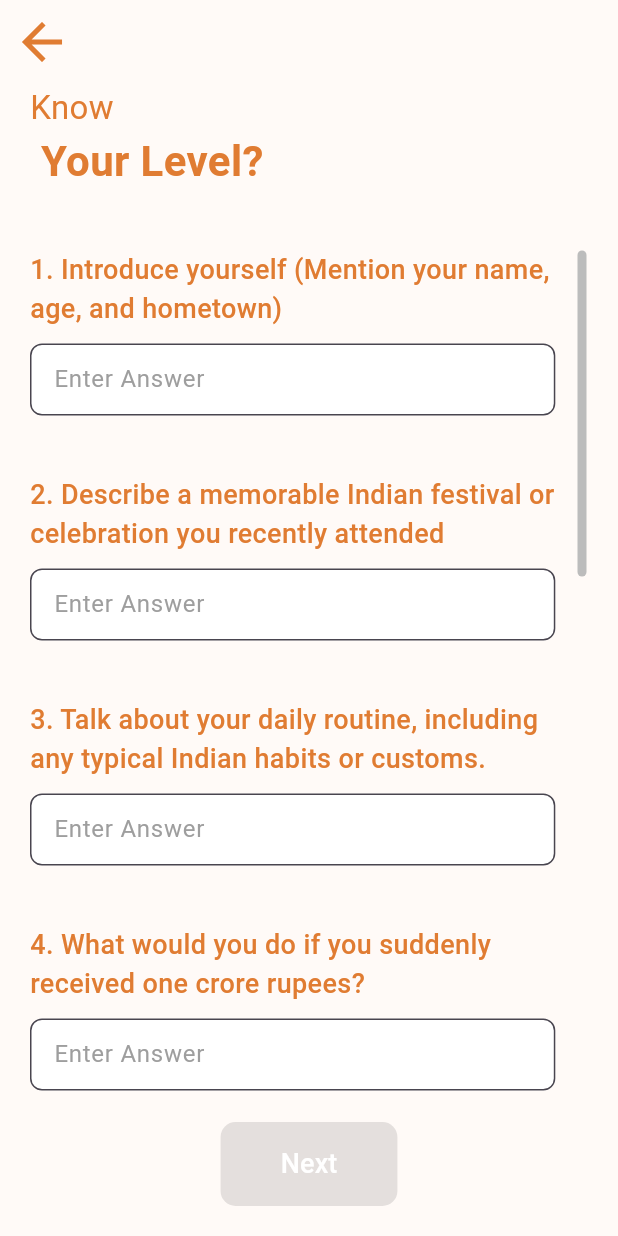
After one commit to sapatmohit/SpeakNinja, a Flutter app: the KnowYourLevelScreen screen opened directly, on a phone screen of 412 x 824 dp. The commit adds this screen. Run offline on Flutter 3.47's test engine with Material 3 defaults, Android fonts, the phone set to English and light mode, and no system bars; our stand-ins replace flutter_tts, font_awesome_flutter, image_picker, speech_to_text.

Commit message:
Know your level questionnaire and results added

```diff
--- /dev/null
+++ b/lib/level_questionnaire.dart
@@ -0,0 +1,171 @@
+import 'package:flutter/material.dart';
+import 'result_level.dart';  // Import the separate file
+
+class KnowYourLevelScreen extends StatefulWidget {
+  @override
+  _KnowYourLevelScreenState createState() => _KnowYourLevelScreenState();
+}
+
+class _KnowYourLevelScreenState extends State<KnowYourLevelScreen> {
+  final List<String> questions = [
+    "Introduce yourself (Mention your name, age, and hometown)",
+    "Describe a memorable Indian festival or celebration you recently attended",
+    "Talk about your daily routine, including any typical Indian habits or customs.",
+    "What would you do if you suddenly received one crore rupees?",
+    "Share an experience you had while travelling in India",
+    "What is your favorite Indian dish and why?",
+    "Describe a challenging situation you faced and how you overcame it.",
+    "If you could visit any place in India, where would it be and why?",
+    "What is the most inspiring story you have heard about an Indian personality?",
+    "What are your future goals and how do you plan to achieve them?"
+  ];
+
+  List<TextEditingController> controllers = [];
+  bool allAnswered = false;
+  final ScrollController _scrollController = ScrollController();
+
+  @override
+  void initState() {
+    super.initState();
+    controllers =
+        List.generate(questions.length, (_) => TextEditingController());
+    for (var controller in controllers) {
+      controller.addListener(_checkAllAnswersFilled);
+    }
+  }
+
+  void _checkAllAnswersFilled() {
+    setState(() {
+      allAnswered =
+          controllers.every((controller) => controller.text.trim().isNotEmpty);
+    });
+  }
+
+  @override
+  void dispose() {
+    for (var controller in controllers) {
+      controller.dispose();
+    }
+    _scrollController.dispose();
+    super.dispose();
+  }
+
+  void _navigateToResult() {
+    if (allAnswered) {
+      Navigator.push(
+        context,
+        MaterialPageRoute(builder: (context) => ResultLevelScreen()),
+      );
+    }
+  }
+
+  @override
+  Widget build(BuildContext context) {
+    return Scaffold(
+      backgroundColor: Color(0xFFFFFAF7),
+      appBar: AppBar(
+        backgroundColor: Colors.transparent,
+        elevation: 0,
+        leading: IconButton(
+          icon: Icon(Icons.arrow_back, color: Color(0xFFE07C32), size: 40),
+          onPressed: () => Navigator.pop(context),
+        ),
+      ),
+      body: Padding(
+        padding: EdgeInsets.symmetric(horizontal: 20),
+        child: Column(
+          crossAxisAlignment: CrossAxisAlignment.start,
+          children: [
+            Text(
+              "Know",
+              style: TextStyle(fontSize: 22, color: Color(0xFFE07C32)),
+            ),
+            Text(
+              " Your Level?",
+              style: TextStyle(
+                  fontSize: 28,
+                  fontWeight: FontWeight.bold,
+                  color: Color(0xFFE07C32)),
+            ),
+            SizedBox(height: 40),
+            Expanded(
+              child: Padding(
+                padding: EdgeInsets.only(right: 1), // Adjust padding to prevent overlap
+                child: Scrollbar(
+                  thickness: 6, // Adjust scrollbar thickness
+                  radius: Radius.circular(10),
+                  thumbVisibility: true, // Always show scrollbar
+                  controller: _scrollController,
+                  child: ListView.builder(
+                    controller: _scrollController,
+                    itemCount: questions.length,
+                    itemBuilder: (context, index) {
+                      return Padding(
+                        padding: EdgeInsets.only(bottom: 10),
+                        child: Column(
+                          crossAxisAlignment: CrossAxisAlignment.start,
+                          children: [
+                            SizedBox(
+                              width: MediaQuery.of(context).size.width * 0.85,
+                              child: Text(
+                                "${index + 1}. ${questions[index]}",
+                                style: TextStyle(
+                                    fontSize: 18,
+                                    fontWeight: FontWeight.w500,
+                                    color: Color(0xFFE07C32)),
+                              ),
+                            ),
+
+                            SizedBox(height: 10),
+                            SizedBox(
+                              width: MediaQuery.of(context).size.width * 0.85, // Adjust width as needed
+                              child: TextField(
+                                controller: controllers[index],
+                                maxLines: null,
+                                keyboardType: TextInputType.multiline,
+                                decoration: InputDecoration(
+                                  hintText: "Enter Answer",
+                                  hintStyle: TextStyle(color: Colors.grey),
+                                  filled: true,
+                                  fillColor: Colors.white,
+                                  border: OutlineInputBorder(
+                                    borderRadius: BorderRadius.circular(8),
+                                    borderSide: BorderSide(color: Colors.grey),
+                                  ),
+                                  contentPadding:
+                                  EdgeInsets.symmetric(horizontal: 12, vertical: 10),
+                                ),
+                              ),
+                            ),
+                            SizedBox(height: 30)
+                          ],
+                        ),
+                      );
+                    },
+                  ),
+                ),
+              ),
+            ),
+            SizedBox(height: 10),
+            Center(
+              child: ElevatedButton(
+                onPressed: allAnswered ? _navigateToResult : null, // Disable button if not all answered
+                style: ElevatedButton.styleFrom(
+                  backgroundColor: allAnswered ? Color(0xFFE07C32) : Colors.grey,
+                  padding: EdgeInsets.symmetric(horizontal: 40, vertical: 15),
+                  shape: RoundedRectangleBorder(
+                      borderRadius: BorderRadius.circular(10)),
+                ),
+                child: Text(
+                  "Next",
+                  style: TextStyle(fontSize: 18, color: Colors.white),
+                ),
+              ),
+            ),
+            SizedBox(height: 20),
+          ],
+        ),
+      ),
+    );
+  }
+}
--- a/pubspec.yaml
+++ b/pubspec.yaml
@@ -64,6 +64,7 @@ flutter:
     - assets/avatar2.png
     - assets/avatar3.png
     - assets/avatar4.png
+    - assets/trophy.png
   # To add assets to your application, add an assets section, like this:
   # assets:
   #   - images/a_dot_burr.jpeg
```
Also changed, not shown: lib/interest.dart (+9 -1 lines), lib/level.dart (+15 -5 lines), lib/result_level.dart (added, +87 -0 lines), lib/time.dart (added, +25 -0 lines), assets/trophy.png (added), pubspec.lock.
